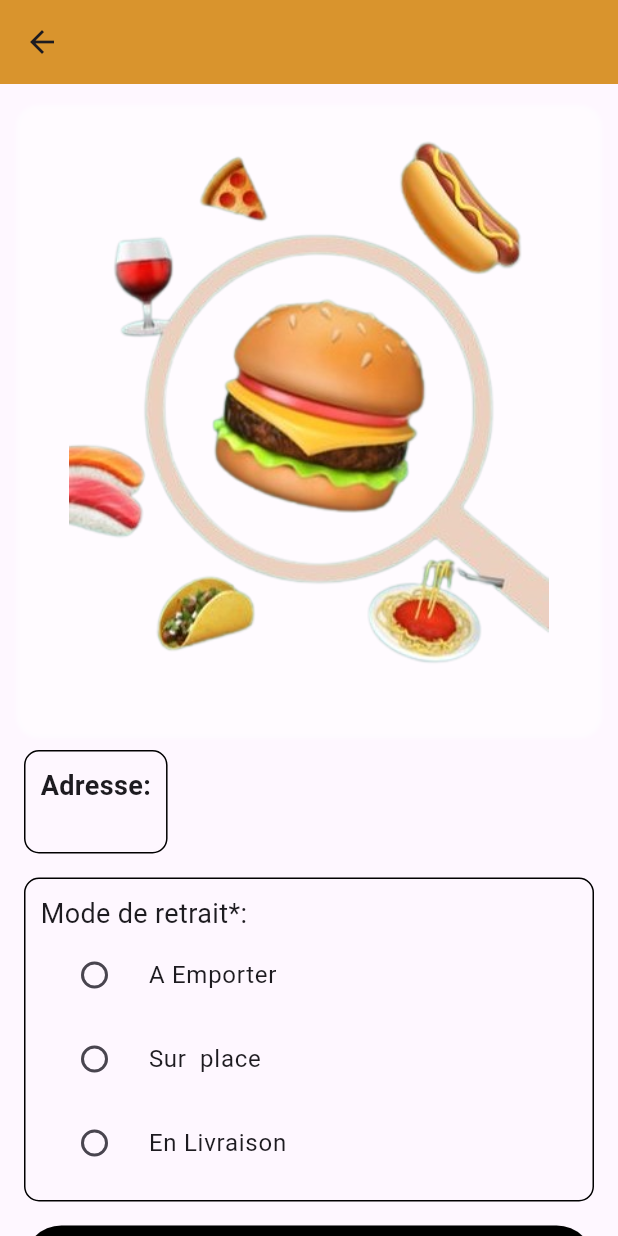
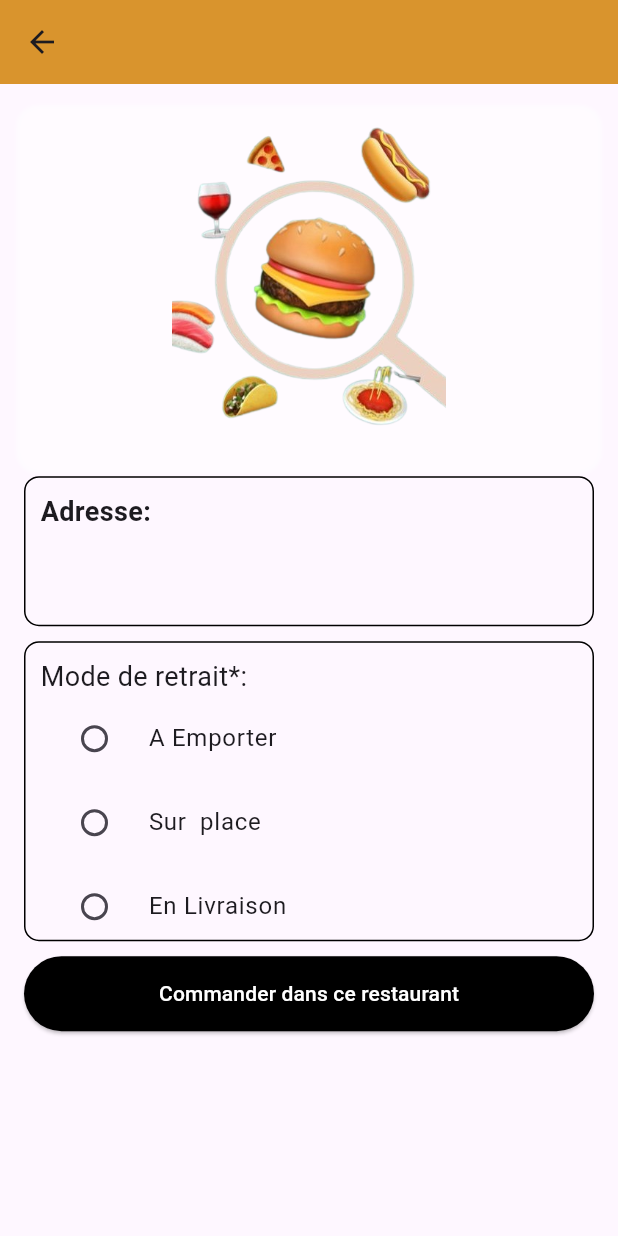
Before and after one commit to Dalel1akremi/flutterProject, a Flutter app: the RestaurantDetail screen opened directly with empty values, on a phone screen of 412 x 824 dp. Run offline on Flutter 3.47's test engine with Material 3 defaults, Android fonts, the phone set to English and light mode, and no system bars; our stand-ins replace google_sign_in.

Commit message:
feat: fix `RestaurantDetail` page

```diff
--- a/FLUTTER/lib/pages/aboutRestaurant/RestaurantDetail.dart
+++ b/FLUTTER/lib/pages/aboutRestaurant/RestaurantDetail.dart
@@ -1,3 +1,5 @@
+
+// ignore: file_names
 import 'package:flutter/material.dart';
 import 'acceuil.dart';
 import 'CategoryPage.dart';
@@ -9,6 +11,7 @@ class RestaurantDetail extends StatefulWidget {
       : super(key: key);
 
   @override
+  // ignore: library_private_types_in_public_api
   _RestaurantDetailState createState() => _RestaurantDetailState();
 }
 
@@ -20,7 +23,7 @@ class _RestaurantDetailState extends State<RestaurantDetail> {
       context: context,
       builder: (BuildContext context) {
         return AlertDialog(
-          title: Text('Choisissez l\'heure de livraison'),
+          title: const Text('Choisissez l\'heure de livraison'),
           content: Column(
             children: [
               // Add your time picker widget here
@@ -33,14 +36,14 @@ class _RestaurantDetailState extends State<RestaurantDetail> {
               onPressed: () {
                 Navigator.of(context).pop(); // Close the dialog
               },
-              child: Text('Annuler'),
+              child: const Text('Annuler'),
             ),
             TextButton(
               onPressed: () {
                 // Handle the selected time
                 Navigator.of(context).pop(); // Close the dialog
               },
-              child: Text('Valider'),
+              child: const Text('Valider'),
             ),
           ],
         );
@@ -63,8 +66,8 @@ class _RestaurantDetailState extends State<RestaurantDetail> {
             children: [
  Center(
               child: SizedBox(
-                height: MediaQuery.of(context).size.height / 2,
-                width: 1500, // Replace this with your desired width value
+                height: MediaQuery.of(context).size.height / 3.5,
+                width: 1000, // Replace this with your desired width value
                 child: Container(
                   decoration: BoxDecoration(
                     image: const DecorationImage(
@@ -84,10 +87,12 @@ class _RestaurantDetailState extends State<RestaurantDetail> {
                 ),
               ),
             ),
-              SizedBox(height: 16),
+              const SizedBox(height: 10),
 
               // Restaurant Address Container
               Container(
+                width: 1500, // Set the width as needed
+                height: 100,
                 decoration: BoxDecoration(
                   border: Border.all(color: Colors.black),
                   borderRadius: BorderRadius.circular(10),
@@ -96,7 +101,7 @@ class _RestaurantDetailState extends State<RestaurantDetail> {
                 child: Column(
                   crossAxisAlignment: CrossAxisAlignment.start,
                   children: [
-                    Text(
+                   const Text(
                       'Adresse:',
                       style:
                           TextStyle(fontSize: 18, fontWeight: FontWeight.bold),
@@ -106,8 +111,10 @@ class _RestaurantDetailState extends State<RestaurantDetail> {
                 ),
               ),
 
-    SizedBox(height: 16),
+    const SizedBox(height: 10),
               Container(
+                width: 1500, // Set the width as needed
+                height: 200,
                 decoration: BoxDecoration(
                   border: Border.all(color: Colors.black),
                   borderRadius: BorderRadius.circular(10),
@@ -116,14 +123,14 @@ class _RestaurantDetailState extends State<RestaurantDetail> {
                 child: Column(
                   crossAxisAlignment: CrossAxisAlignment.start,
                   children: [
-                    Text(
+                 const   Text(
                       'Mode de retrait*:',
                       style: TextStyle(fontSize: 18),
                     ),
                     Column(
                       children: [
                         RadioListTile(
-                          title: Text('A Emporter'),
+                          title: const Text('A Emporter'),
                           value: 'Option 1',
                           groupValue: selectedRetraitMode,
                          onChanged: (value) {
@@ -134,7 +141,7 @@ class _RestaurantDetailState extends State<RestaurantDetail> {
                           },
                         ),
                         RadioListTile(
-                          title: Text('Sur  place'),
+                          title: const Text('Sur  place'),
                           value: 'Option 2',
                           groupValue: selectedRetraitMode,
                          onChanged: (value) {
@@ -145,7 +152,7 @@ class _RestaurantDetailState extends State<RestaurantDetail> {
                           },
                         ),
                         RadioListTile(
-                          title: Text('En Livraison'),
+                          title: const Text('En Livraison'),
                           value: 'Option 3',
                           groupValue: selectedRetraitMode,
                           onChanged: (value) {
@@ -161,7 +168,7 @@ class _RestaurantDetailState extends State<RestaurantDetail> {
                 ),
               ),
 
-              SizedBox(height: 16),
+              const SizedBox(height: 10),
 
               // Add an ElevatedButton to navigate to the next page
               ElevatedButton(
@@ -176,13 +183,13 @@ class _RestaurantDetailState extends State<RestaurantDetail> {
                     );
                   }
                 },
+                style: ElevatedButton.styleFrom(
+                  minimumSize: const Size(double.infinity, 50),
+                  backgroundColor: Colors.black,
+                ),
                 child: const Text(
                   'Commander dans ce restaurant',
                   style: TextStyle(color: Colors.white),
-                ),
-                style: ElevatedButton.styleFrom(
-                  minimumSize: const Size(double.infinity, 50),
-                  backgroundColor: Colors.black,
                 ),
               ),
             ],
@@ -195,7 +202,10 @@ class _RestaurantDetailState extends State<RestaurantDetail> {
 
 // Example TimePickerWidget (customize as needed)
 class TimePickerWidget extends StatefulWidget {
+  const TimePickerWidget({super.key});
+
   @override
+  // ignore: library_private_types_in_public_api
   _TimePickerWidgetState createState() => _TimePickerWidgetState();
 }
 
@@ -220,9 +230,9 @@ class _TimePickerWidgetState extends State<TimePickerWidget> {
       children: [
         ElevatedButton(
           onPressed: () => _selectTime(context),
-          child: Text('Choisir l\'heure'),
+          child: const Text('Choisir l\'heure'),
         ),
-        SizedBox(width: 16),
+        const SizedBox(width: 16),
         Text('Heure sélectionnée: ${selectedTime.format(context)}'),
       ],
     );
```
